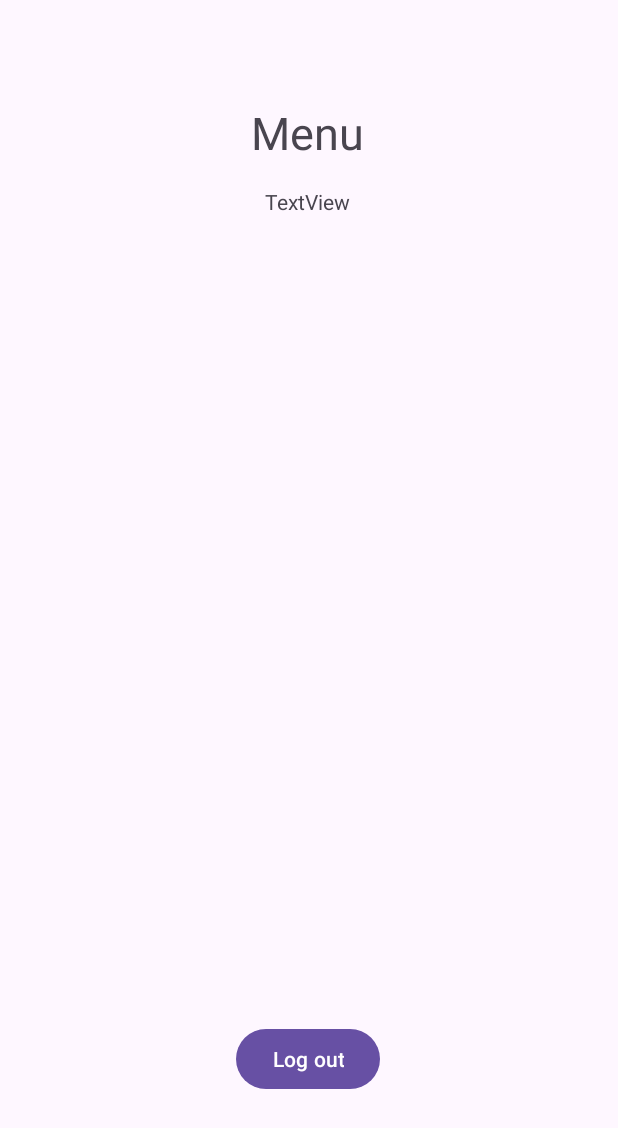
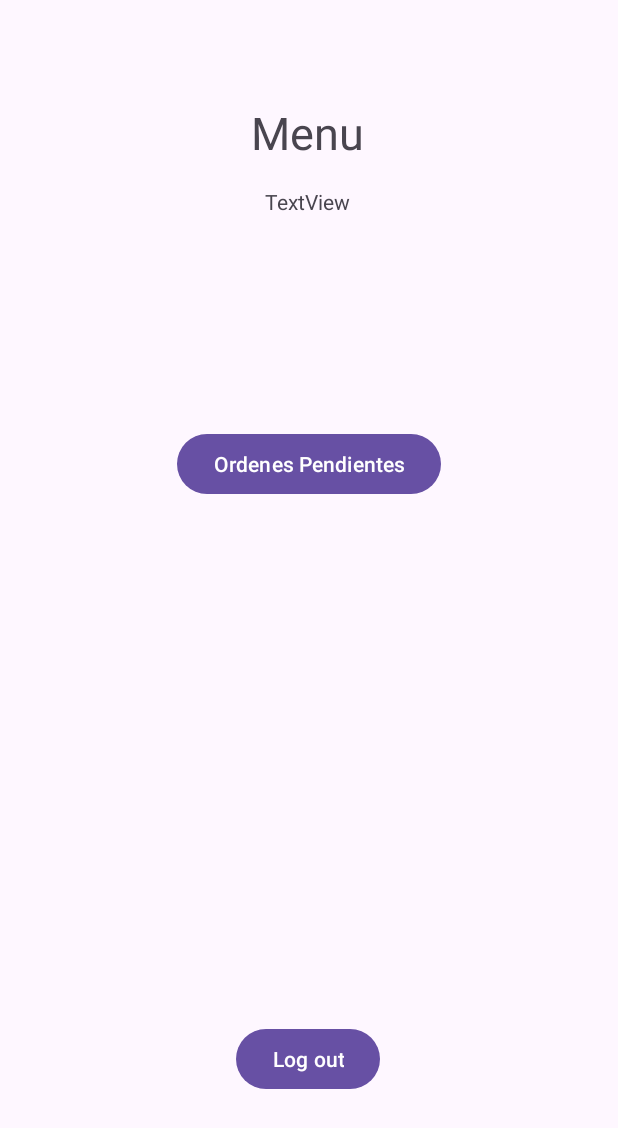
Before and after one commit to Frtocco/DeRemateAndroid, an Android app: the MenuActivity screen opened directly, with no data from a screen before it, on a phone screen of 412 x 824 dp. Shown: the top 1128 px of the screen. Run offline under Robolectric (Android 15) with nearby library versions, the phone set to English and light mode, and no system bars; our stand-ins replace Dagger/Hilt's generated code; 1 statement that could not run was skipped.

Commit message:
Se agrega boton en el menu para ver las ordenes pendientes

```diff
--- a/app/src/main/java/com/example/deremate/activities/menu/MenuActivity.java
+++ b/app/src/main/java/com/example/deremate/activities/menu/MenuActivity.java
@@ -14,6 +14,7 @@ import androidx.core.view.WindowInsetsCompat;
 
 import com.example.deremate.R;
 import com.example.deremate.activities.login.LogInActivity;
+import com.example.deremate.activities.pendingOrders.pendingOrders;
 import com.example.deremate.data.api.UserApi;
 import com.example.deremate.data.api.model.TokenModel;
 import com.example.deremate.data.api.model.UserModel;
@@ -41,6 +42,7 @@ public class MenuActivity extends AppCompatActivity {
         setContentView(R.layout.activity_menu);
 
         Button logoutButton = findViewById(R.id.logOutButton);
+        Button pendingOrdersButton = findViewById(R.id.pendingOrdersButton);
         TextView tvUsername = findViewById(R.id.tvUsername);
 
         String savedToken = tokenRepository.getToken();
@@ -70,6 +72,11 @@ public class MenuActivity extends AppCompatActivity {
             return insets;
         });
 
+        pendingOrdersButton.setOnClickListener(v->{
+            Intent intent = new Intent(MenuActivity.this, pendingOrders.class);
+            startActivity(intent);
+            finish();
+        });
 
 
 
--- a/app/src/main/res/layout/activity_menu.xml
+++ b/app/src/main/res/layout/activity_menu.xml
@@ -42,4 +42,15 @@
         app:layout_constraintHorizontal_bias="0.498"
         app:layout_constraintStart_toStartOf="parent"
         app:layout_constraintTop_toBottomOf="@+id/textView2" />
+
+    <Button
+        android:id="@+id/pendingOrdersButton"
+        android:layout_width="wrap_content"
+        android:layout_height="wrap_content"
+        android:text="Ordenes Pendientes"
+        app:layout_constraintBottom_toBottomOf="parent"
+        app:layout_constraintEnd_toEndOf="parent"
+        app:layout_constraintStart_toStartOf="parent"
+        app:layout_constraintTop_toTopOf="parent"
+        app:layout_constraintVertical_bias="0.368" />
 </androidx.constraintlayout.widget.ConstraintLayout>
```
